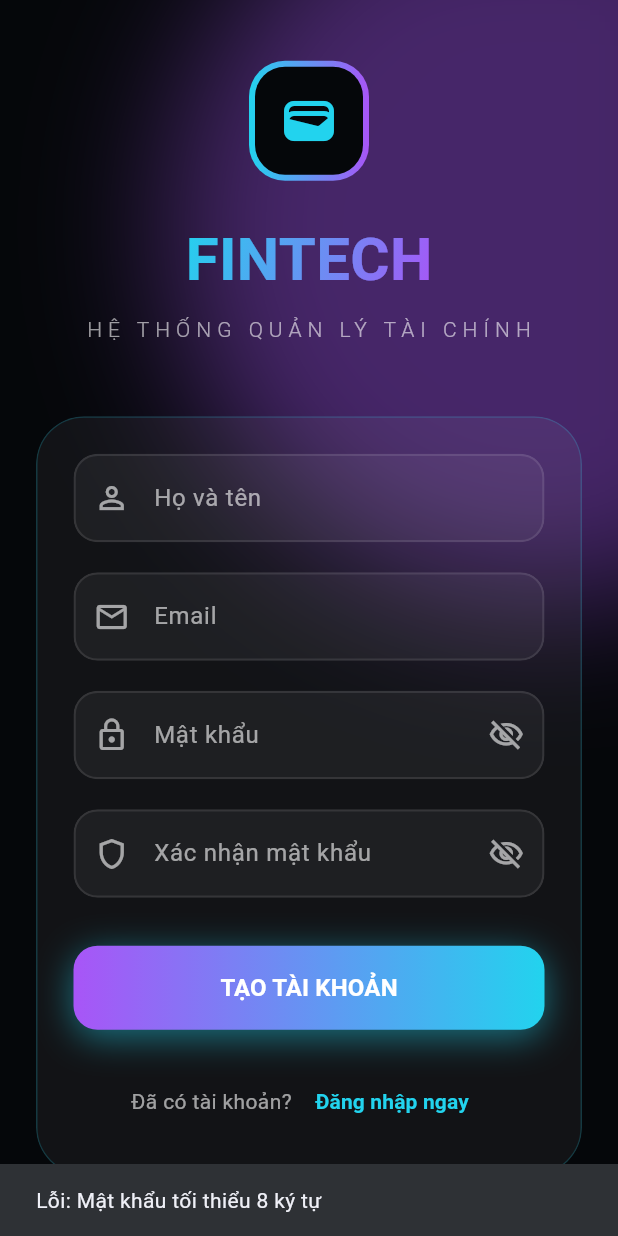
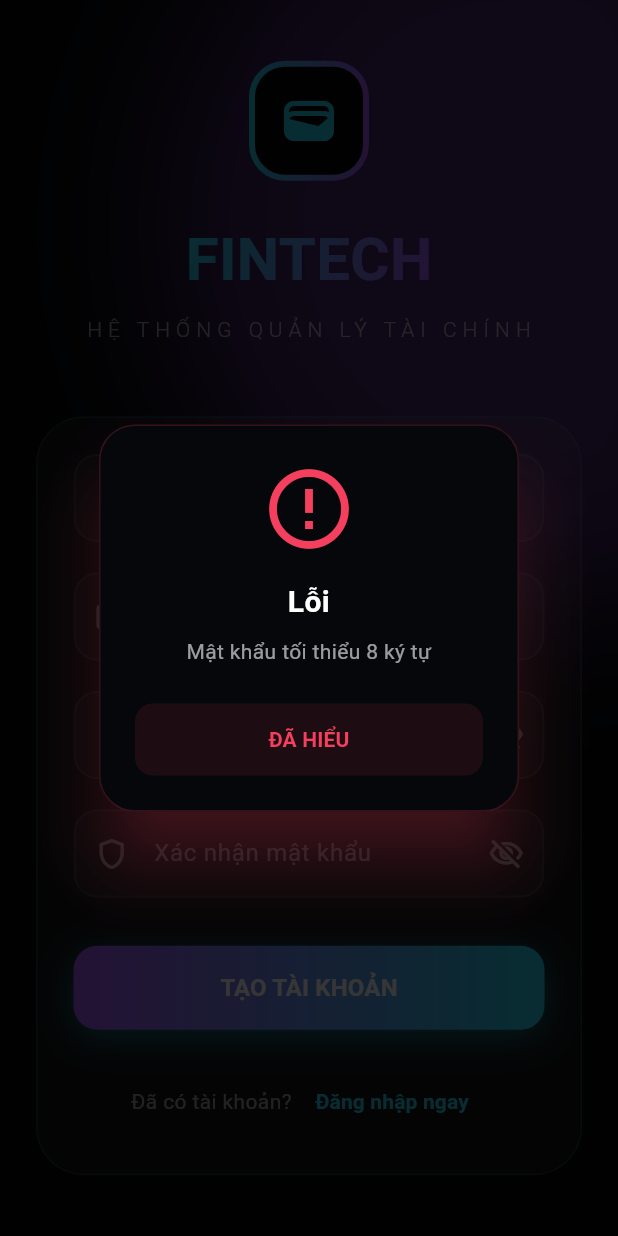
Before and after one commit to MinPC1337/fintech_app, a Flutter app: the RegisterPage screen opened directly, after a tap on "TẠO TÀI KHOẢN", on a phone screen of 412 x 824 dp. Run offline on Flutter 3.47's test engine with Material 3 defaults, Android fonts, the phone set to English and light mode, and no system bars; our stand-ins replace cloud_firestore, dartz, equatable, firebase_auth, firebase_core, flutter_bloc and 1 more; accounts and stored records are empty.

Commit message:
làm hàm thông báo dùng chung

```diff
--- a/lib/core/theme/app_colors.dart
+++ b/lib/core/theme/app_colors.dart
@@ -5,6 +5,7 @@ const Color kBgColor = Color(0xFF05070A);
 const Color kCyan = Color(0xFF22D3EE);
 const Color kPurple = Color(0xFFA855F7);
 const Color kRose = Color(0xFFF43F5E);
+const Color kEmerald = Color(0xFF10B981);
 const Color kTextPrimary = Colors.white;
 final Color kTextSecondary = Colors.white.withValues(alpha: 0.6);
 final Color kGlassBg = Colors.white.withValues(alpha: 0.05);
--- /dev/null
+++ b/lib/core/utils/dialog_utils.dart
@@ -0,0 +1,70 @@
+import 'package:flutter/material.dart';
+import '../theme/app_colors.dart';
+
+void showNotificationDialog(
+  BuildContext context,
+  String title,
+  String message,
+  Color color,
+  IconData icon, {
+  VoidCallback? onOkPressed,
+}) {
+  showDialog(
+    context: context,
+    barrierDismissible: false,
+    builder: (ctx) => AlertDialog(
+      backgroundColor: kBgColor,
+      elevation: 20,
+      shadowColor: color.withValues(alpha: 0.4),
+      shape: RoundedRectangleBorder(
+        borderRadius: BorderRadius.circular(24),
+        side: BorderSide(color: color.withValues(alpha: 0.2)),
+      ),
+      contentPadding: const EdgeInsets.all(24),
+      content: Column(
+        mainAxisSize: MainAxisSize.min,
+        children: [
+          Icon(icon, color: color, size: 64),
+          const SizedBox(height: 16),
+          Text(
+            title,
+            style: const TextStyle(
+              color: kTextPrimary,
+              fontWeight: FontWeight.bold,
+              fontSize: 20,
+            ),
+            textAlign: TextAlign.center,
+          ),
+          const SizedBox(height: 8),
+          Text(
+            message,
+            style: TextStyle(color: kTextSecondary, height: 1.5),
+            textAlign: TextAlign.center,
+          ),
+          const SizedBox(height: 24),
+          SizedBox(
+            width: double.infinity,
+            child: TextButton(
+              style: TextButton.styleFrom(
+                foregroundColor: color,
+                backgroundColor: color.withValues(alpha: 0.1),
+                shape: RoundedRectangleBorder(
+                  borderRadius: BorderRadius.circular(12),
+                ),
+                padding: const EdgeInsets.symmetric(vertical: 14),
+              ),
+              onPressed: () {
+                Navigator.of(ctx).pop();
+                if (onOkPressed != null) onOkPressed();
+              },
+              child: const Text(
+                'ĐÃ HIỂU',
+                style: TextStyle(fontWeight: FontWeight.bold),
+              ),
+            ),
+          ),
+        ],
+      ),
+    ),
+  );
+}
--- a/lib/features/auth/presentation/pages/login_page.dart
+++ b/lib/features/auth/presentation/pages/login_page.dart
@@ -5,6 +5,7 @@ import '../cubit/auth_cubit.dart';
 import '../cubit/auth_state.dart';
 import 'register_page.dart';
 import '../../../../core/theme/app_colors.dart';
+import '../../../../core/utils/dialog_utils.dart';
 
 class LoginPage extends StatelessWidget {
   LoginPage({super.key});
@@ -17,26 +18,32 @@ class LoginPage extends StatelessWidget {
     return BlocListener<AuthCubit, AuthState>(
       listener: (context, state) {
         if (state is AuthSuccess) {
-          ScaffoldMessenger.of(context)
-            ..hideCurrentSnackBar()
-            ..showSnackBar(
-              const SnackBar(content: Text('Đăng nhập thành công')),
-            );
-          // TODO: Navigate to Home
+          showNotificationDialog(
+            context,
+            'Thành công',
+            'Đăng nhập thành công',
+            kEmerald,
+            Icons.check_circle_outline,
+            onOkPressed: () {
+              // TODO: Navigate to Home
+            },
+          );
         } else if (state is AuthPasswordResetSent) {
-          ScaffoldMessenger.of(context)
-            ..hideCurrentSnackBar()
-            ..showSnackBar(
-              const SnackBar(
-                content: Text(
-                  'Email khôi phục mật khẩu đã được gửi. Hãy kiểm tra hộp thư!',
-                ),
-              ),
-            );
+          showNotificationDialog(
+            context,
+            'Đã gửi Email',
+            'Email khôi phục mật khẩu đã được gửi. Hãy kiểm tra hộp thư!',
+            kCyan,
+            Icons.mark_email_read_outlined,
+          );
         } else if (state is AuthError) {
-          ScaffoldMessenger.of(context)
-            ..hideCurrentSnackBar()
-            ..showSnackBar(SnackBar(content: Text('Lỗi: ${state.message}')));
+          showNotificationDialog(
+            context,
+            'Lỗi',
+            state.message,
+            kRose,
+            Icons.error_outline,
+          );
         }
       },
       child: Scaffold(
--- a/lib/features/auth/presentation/pages/register_page.dart
+++ b/lib/features/auth/presentation/pages/register_page.dart
@@ -4,6 +4,7 @@ import 'package:flutter_bloc/flutter_bloc.dart';
 import '../cubit/auth_cubit.dart';
 import '../cubit/auth_state.dart';
 import '../../../../core/theme/app_colors.dart';
+import '../../../../core/utils/dialog_utils.dart';
 
 class RegisterPage extends StatelessWidget {
   RegisterPage({super.key});
@@ -22,55 +23,26 @@ class RegisterPage extends StatelessWidget {
         if (state is AuthVerificationRequired) {
           WidgetsBinding.instance.addPostFrameCallback((_) {
             if (context.mounted) {
-              showDialog(
-                context: context,
-                barrierDismissible: false,
-                builder: (ctx) => AlertDialog(
-                  backgroundColor: kBgColor,
-                  elevation: 20,
-                  shadowColor: kCyan.withValues(alpha: 0.4),
-                  shape: RoundedRectangleBorder(
-                    borderRadius: BorderRadius.circular(24),
-                    side: BorderSide(color: kCyan.withValues(alpha: 0.2)),
-                  ),
-                  title: const Row(
-                    children: [
-                      Icon(Icons.mark_email_unread_outlined, color: kCyan),
-                      SizedBox(width: 12),
-                      Text(
-                        'Xác thực Email',
-                        style: TextStyle(
-                          color: kTextPrimary,
-                          fontWeight: FontWeight.bold,
-                        ),
-                      ),
-                    ],
-                  ),
-                  content: Text(
-                    'Đăng ký thành công! Một email xác thực đã được gửi đến ${state.user.email}. Vui lòng kiểm tra hộp thư của bạn để hoàn tất.',
-                    style: TextStyle(color: kTextSecondary, height: 1.5),
-                  ),
-                  actions: [
-                    TextButton(
-                      style: TextButton.styleFrom(foregroundColor: kCyan),
-                      onPressed: () {
-                        Navigator.of(ctx).pop();
-                        Navigator.of(context).pop();
-                      },
-                      child: const Text(
-                        'OK, ĐÃ HIỂU',
-                        style: TextStyle(fontWeight: FontWeight.bold),
-                      ),
-                    ),
-                  ],
-                ),
+              showNotificationDialog(
+                context,
+                'Xác thực Email',
+                'Đăng ký thành công! Một email xác thực đã được gửi đến ${state.user.email}. Vui lòng kiểm tra hộp thư của bạn để hoàn tất.',
+                kEmerald,
+                Icons.mark_email_unread_outlined,
+                onOkPressed: () {
+                  Navigator.of(context).pop();
+                },
               );
             }
           });
         } else if (state is AuthError) {
-          ScaffoldMessenger.of(context)
-            ..hideCurrentSnackBar()
-            ..showSnackBar(SnackBar(content: Text('Lỗi: ${state.message}')));
+          showNotificationDialog(
+            context,
+            'Lỗi',
+            state.message,
+            kRose,
+            Icons.error_outline,
+          );
         }
       },
       child: Scaffold(
@@ -152,7 +124,7 @@ class RegisterPage extends StatelessWidget {
                                     controller: confirmPasswordController,
                                     hintText: 'Xác nhận mật khẩu',
                                     icon: Icons.shield_outlined,
-                                    focusColor: kRose,
+                                    focusColor: kCyan,
                                     obscureText: true,
                                     validator: (value) {
                                       if (value != passwordController.text) {
```
